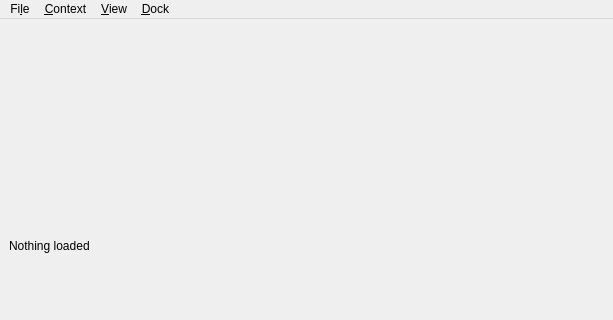
Old version of the form studio/main_window.ui in the repository caryoscelus/rainynite-studio; both pictures show x 0 to 613 and y 0 to 320 of the 613 by 495 pixel window.
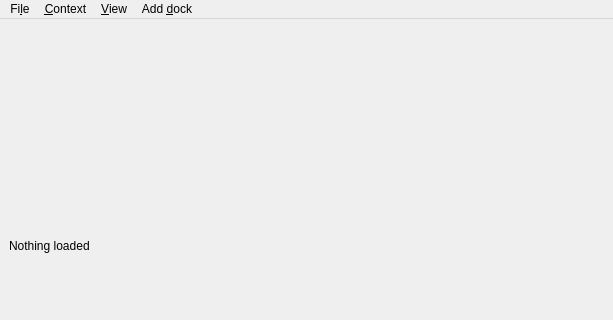
New version of the form. Icons and pictures are not drawn.

Commit message: Dummy Playback Dock

The edit to the form file:
```diff
--- a/studio/main_window.ui
+++ b/studio/main_window.ui
@@ -54,7 +54,7 @@
    </widget>
    <widget class="QMenu" name="menu_dock">
     <property name="title">
-     <string>&amp;Dock</string>
+     <string>Add &amp;dock</string>
     </property>
     <addaction name="action_time_dock"/>
    </widget>
```
Left out of the diff: 6 changed lines with no effect on the pictures. The commit also changes 5 other files.
